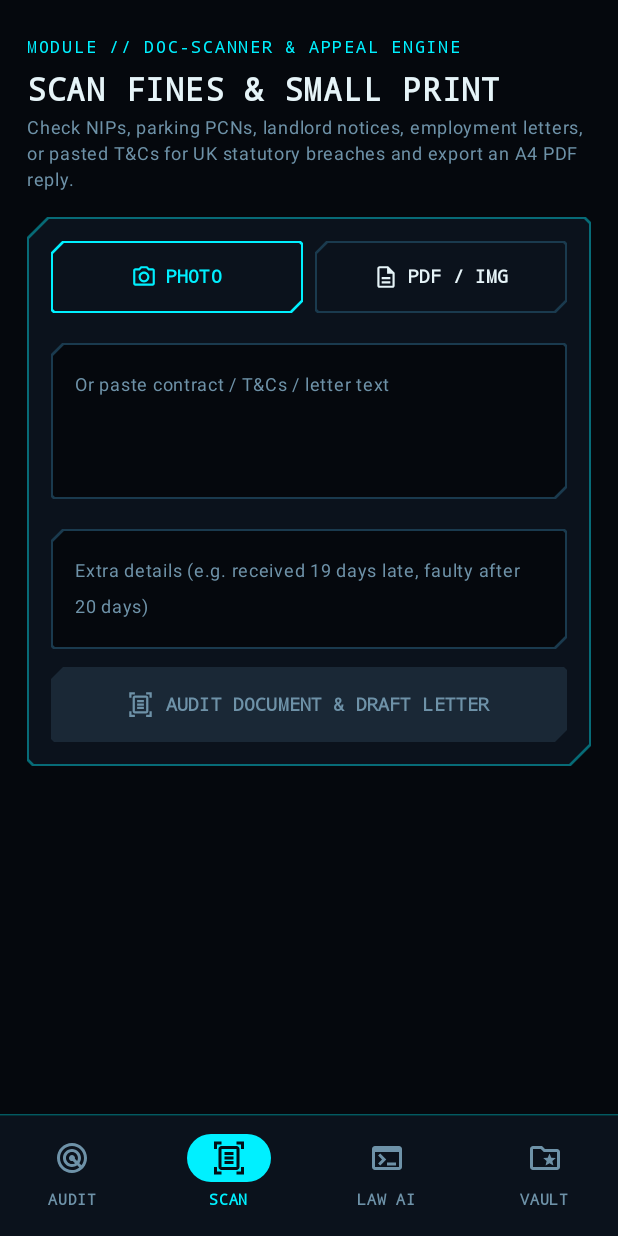
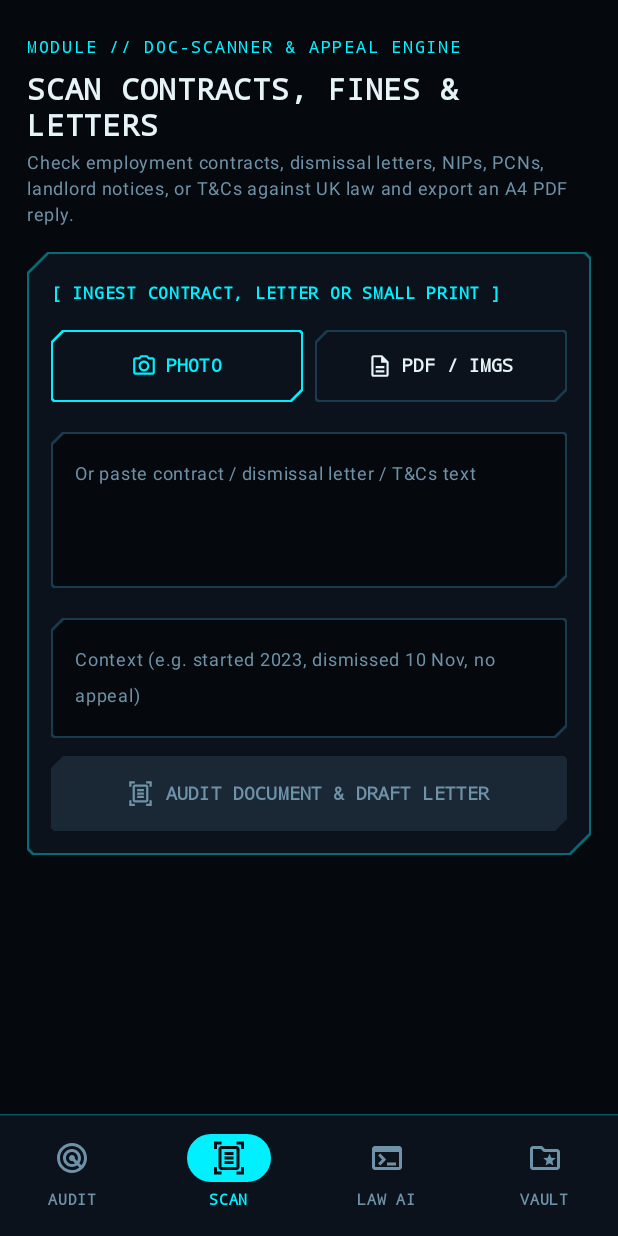
Before and after one commit to damonjess/PocketLawyerUK, an Android app built with Jetpack Compose: the screen it shows after launch (MainActivity), item 2 of the bottom bar chosen, on a phone screen of 412 x 824 dp. Run offline under Robolectric (Android 15) with nearby library versions, the phone set to English and light mode, and no system bars; our stand-ins replace Room's generated code; libraries missing offline, so code that uses them is left out: com.yausername.ffmpeg, com.yausername.youtubedl_android.

Commit message:
Update v1.1: Multi-page scanning and late-2026 UK employment law rules

```diff
--- a/app/src/main/java/com/example/pocketlawyeruk/MainActivity.kt
+++ b/app/src/main/java/com/example/pocketlawyeruk/MainActivity.kt
@@ -239,7 +239,7 @@ fun PocketLawyerRoot(
                         AppTab.SCAN -> ScanAndLettersScreen(
                             activeScan = state.activeScan,
                             isScanning = state.isScanningDocument,
-                            onAnalyzeDocument = { uri, text, note -> vm.analyzeDocument(context, uri, text, note) },
+                            onAnalyzeDocument = { uris, text, note -> vm.analyzeDocument(context, uris, text, note) },
                             onCitationClick = { citation, jur -> vm.lookupStatute(citation, jur) },
                             onClearActiveScan = { vm.clearActiveScan() }
                         )
--- a/app/src/main/java/com/example/pocketlawyeruk/data/LegalAuditService.kt
+++ b/app/src/main/java/com/example/pocketlawyeruk/data/LegalAuditService.kt
@@ -203,16 +203,19 @@ class LegalAuditService(
 
     suspend fun analyzeDocumentOrText(
         context: Context,
-        documentUri: Uri?,
+        documentUris: List<Uri>,
         pastedText: String?,
         userContextNote: String = ""
     ): DocumentScanResult = withContext(Dispatchers.IO) {
         val parts = JSONArray()
 
-        if (documentUri != null) {
-            val mimeType = context.contentResolver.getType(documentUri) ?: "image/jpeg"
-            val tempFile = copyUriToTempFile(context, documentUri, "doc_scan")
+        documentUris.forEachIndexed { index, uri ->
+            val mimeType = context.contentResolver.getType(uri) ?: "image/jpeg"
+            val tempFile = copyUriToTempFile(context, uri, "doc_scan_$index")
             try {
+                if (documentUris.size > 1) {
+                    parts.put(JSONObject().put("text", "ATTACHMENT PAGE ${index + 1} OF ${documentUris.size}:"))
+                }
                 parts.put(buildMediaPartFromFile(tempFile, mimeType) {})
             } finally {
                 tempFile.delete()
@@ -220,15 +223,14 @@ class LegalAuditService(
         }
 
         if (!pastedText.isNullOrBlank()) {
-            parts.put(JSONObject().put("text", "DOCUMENT / SMALL PRINT TEXT:\n$pastedText"))
+            parts.put(JSONObject().put("text", "DOCUMENT / CONTRACT / SMALL PRINT TEXT:\n$pastedText"))
         }
 
         parts.put(JSONObject().put(
             "text",
-            "Analyze this UK document, fine, notice, or contract/T&Cs under current UK law (as of late 2026). " +
+            "Analyze ALL pages/text of this UK document, employment contract, dismissal letter, fine, notice, or T&Cs under current UK law (as of November 2026). " +
                 "Additional context from user: ${userContextNote.ifBlank { "None" }}. " +
-                "Check statutory deadlines (e.g., 14-day NIP rule, POFA 2012 Schedule 4, Consumer Rights Act 2015, Renters' Rights Act 2025). " +
-                "Identify red flags or unfair terms, and draft a formal, polite, statute-cited UK reply or appeal letter ready to send. Return ONLY valid JSON."
+                "Check statutory deadlines, missing mandatory terms, and unlawful or outdated clauses, then draft a formal, polite, statute-cited UK reply, grievance, or appeal letter ready to send. Return ONLY valid JSON."
         ))
 
         val bodyJson = JSONObject().apply {
@@ -239,7 +241,7 @@ class LegalAuditService(
             }))
             put("safetySettings", buildPermissiveSafetySettings())
             put("generationConfig", JSONObject().apply {
-                put("maxOutputTokens", 8192)
+                put("maxOutputTokens", 16384)
                 put("thinkingConfig", JSONObject().put("thinkingLevel", "low"))
             })
         }
@@ -746,8 +748,17 @@ class LegalAuditService(
         """.trimIndent()
 
         private val UK_DOC_SCANNER_PROMPT = """
-            You are Pocket Lawyer UK's Document, Fine & Small-Print Auditor (current UK law as of late 2026).
-            Check:
+            You are Pocket Lawyer UK's Document, Employment Contract, Fine & Small-Print Auditor (current UK law as of November 2026).
+            Check strictly against current UK legislation:
+            - Employment Contracts & Dismissal Letters (Employment Rights Act 1996, Employment Rights Act 2025, Working Time Regulations 1998, Equality Act 2010, ACAS Code of Practice):
+              * Written Particulars (ERA 1996 s.1): Day-1 mandatory terms (pay, hours, holiday, notice, sick pay, job title, place of work, disciplinary/grievance rules).
+              * Statutory Sick Pay (ERA 2025, in force 6 April 2026): SSP is payable from Day 1 (3-day waiting period abolished) and the Lower Earnings Limit is removed — flag any contract still imposing 3 unpaid waiting days for SSP as outdated/unlawful.
+              * Statutory Minimum Notice (ERA 1996 s.86): 1 week after 1 month–2 years; 1 week per complete year up to 12 weeks.
+              * Holiday & Hours (Working Time Regulations 1998): Minimum 5.6 weeks' paid holiday (28 days full-time); 48-hour weekly limit opt-out must be voluntary and cancellable; employers must keep holiday pay records for 6 years (from 6 April 2026).
+              * Unlawful Deductions (ERA 1996 s.13): Blanket deduction clauses or deductions that take pay below National Minimum Wage are restricted.
+              * Unfair Dismissal & Procedure: For dismissals taking effect on or before 31 December 2026, ordinary unfair dismissal still requires 2 years' qualifying service (unless automatically unfair — e.g. whistleblowing, statutory rights, pregnancy, industrial action — or discriminatory under Equality Act 2010). From 1 January 2027, the qualifying period drops to 6 months and the compensatory award cap is removed. Check ACAS Code of Practice steps (investigation, written allegations, right to be accompanied under Employment Relations Act 1999 s.10, right of appeal).
+              * Employment Tribunal Time Limits (ERA 2025, in force 1 October 2026): 6 months minus 1 day for most claims arising on or after 1 October 2026 (9 November 2026 for breach of contract in Scotland); 3 months minus 1 day if the act/dismissal occurred before those dates. Must notify ACAS Early Conciliation before the deadline expires.
+              * Restrictive Covenants / Non-Competes (Common Law restraint of trade): Flag overly broad duration, geography, or blanket post-termination bans. Note that statutory 'fire and rehire' bans take effect in March 2027 and NDA harassment/discrimination restrictions in September 2027 — do not claim those are already in force in November 2026.
             - Speeding NIPs: Road Traffic Offenders Act 1988 s.1 (14-day rule for registered keeper) & RTA s.172 (28 days to name driver).
             - Private Parking (PCNs): Protection of Freedoms Act 2012 Schedule 4 (14-day ANPR notice rule, signage, grace periods).
             - Renting (England): Renters' Rights Act 2025 (in force from 1 May 2026 — Section 21 no-fault evictions abolished, fixed terms abolished, valid Section 8 grounds required).
@@ -755,19 +766,19 @@ class LegalAuditService(
             Return ONLY valid JSON:
             {
               "title": "Short title for this document",
-              "documentType": "Speeding NIP | Parking PCN | Tenancy Notice | Employment | Consumer | Small Print T&Cs",
+              "documentType": "Employment Contract | Dismissal Letter | Speeding NIP | Parking PCN | Tenancy Notice | Consumer | Small Print T&Cs",
               "jurisdiction": "ENGLAND_WALES | SCOTLAND | NORTHERN_IRELAND",
-              "summary": "Plain-English 3-sentence summary of what this document means and whether it looks enforceable.",
-              "keyDeadlines": ["Specific deadline with date/days if present"],
+              "summary": "Plain-English 3-sentence summary of what this document means and whether it complies with UK law.",
+              "keyDeadlines": ["Specific deadline with date/days if present (e.g. ACAS Early Conciliation / 6-month tribunal window, internal appeal deadline)"],
               "redFlags": [
                 {
                   "severity": "HIGH | MEDIUM | INFO",
                   "clause": "Short quote or section name",
-                  "issue": "Why this is unlawful, unfair, missing, or important",
+                  "issue": "Why this is unlawful, outdated, unfair, missing, or important",
                   "citation": "Exact UK Act and Section"
                 }
               ],
-              "appealOrReplyLetter": "Complete, formal UK letter or email draft with [Your Name] / [Reference] placeholders ready to copy or export as PDF."
+              "appealOrReplyLetter": "Complete, formal UK letter or email draft (e.g. dismissal appeal, contract query, or grievance) with [Your Name] / [Reference] placeholders ready to copy or export as PDF."
             }
         """.trimIndent()
 
--- a/app/src/main/java/com/example/pocketlawyeruk/ui/PocketLawyerViewModel.kt
+++ b/app/src/main/java/com/example/pocketlawyeruk/ui/PocketLawyerViewModel.kt
@@ -158,12 +158,12 @@ class PocketLawyerViewModel(application: Application) : AndroidViewModel(applica
         }
     }
 
-    fun analyzeDocument(context: Context, uri: Uri?, pastedText: String?, note: String) {
+    fun analyzeDocument(context: Context, uris: List<Uri>, pastedText: String?, note: String) {
         if (!requireApiKey()) return
         viewModelScope.launch {
             _uiState.update { it.copy(isScanningDocument = true, errorMessage = null) }
             try {
-                val result = auditService.analyzeDocumentOrText(context, uri, pastedText, note)
+                val result = auditService.analyzeDocumentOrText(context, uris, pastedText, note)
                 db.documentScanDao().upsert(result.toEntity())
                 _uiState.update { it.copy(activeScan = result, isScanningDocument = false) }
             } catch (e: Exception) {
--- a/app/src/main/java/com/example/pocketlawyeruk/ui/screens/ScanAndLettersScreen.kt
+++ b/app/src/main/java/com/example/pocketlawyeruk/ui/screens/ScanAndLettersScreen.kt
@@ -30,11 +30,12 @@ import com.example.pocketlawyeruk.util.PdfLetterExporter
 import java.io.File
 import java.util.UUID
 
+@OptIn(ExperimentalLayoutApi::class)
 @Composable
 fun ScanAndLettersScreen(
     activeScan: DocumentScanResult?,
     isScanning: Boolean,
-    onAnalyzeDocument: (uri: Uri?, pastedText: String?, note: String) -> Unit,
+    onAnalyzeDocument: (uris: List<Uri>, pastedText: String?, note: String) -> Unit,
     onCitationClick: (String, UkJurisdiction) -> Unit,
     onClearActiveScan: () -> Unit
 ) {
@@ -42,22 +43,29 @@ fun ScanAndLettersScreen(
     val clipboard = LocalClipboardManager.current
     val scrollState = rememberScrollState()
 
-    var selectedDocUri by remember { mutableStateOf<Uri?>(null) }
+    var selectedDocUris by remember { mutableStateOf<List<Uri>>(emptyList()) }
     var pendingCameraUri by remember { mutableStateOf<Uri?>(null) }
     var pastedSmallPrint by remember { mutableStateOf("") }
     var contextNote by remember { mutableStateOf("") }
 
-    // Scroll to the top whenever a saved or freshly completed scan opens
     LaunchedEffect(activeScan?.id) {
-        if (activeScan != null) scrollState.animateScrollTo(0)
+        if (activeScan != null) {
+            scrollState.animateScrollTo(0)
+        }
     }
 
     val cameraLauncher = rememberLauncherForActivityResult(ActivityResultContracts.TakePicture()) { success ->
-        if (success && pendingCameraUri != null) selectedDocUri = pendingCameraUri
+        if (success) {
+            pendingCameraUri?.let { uri ->
+                selectedDocUris = selectedDocUris + uri
+            }
+        }
     }
 
-    val filePicker = rememberLauncherForActivityResult(ActivityResultContracts.OpenDocument()) { uri ->
-        if (uri != null) selectedDocUri = uri
+    val filePicker = rememberLauncherForActivityResult(ActivityResultContracts.OpenMultipleDocuments()) { uris ->
+        if (uris.isNotEmpty()) {
+            selectedDocUris = (selectedDocUris + uris).distinct()
+        }
     }
 
     Column(
@@ -71,16 +79,16 @@ fun ScanAndLettersScreen(
         // Header
         Column(verticalArrangement = Arrangement.spacedBy(4.dp)) {
             Text("MODULE // DOC-SCANNER & APPEAL ENGINE", fontFamily = CyberMono, fontSize = 11.sp, color = CreamAccent, letterSpacing = 1.2.sp)
-            Text("SCAN FINES & SMALL PRINT", fontFamily = CyberMono, fontSize = 21.sp, fontWeight = FontWeight.Bold, color = TextPrimary)
+            Text("SCAN CONTRACTS, FINES & LETTERS", fontFamily = CyberMono, fontSize = 20.sp, fontWeight = FontWeight.Bold, color = TextPrimary)
             Text(
-                text = "Check NIPs, parking PCNs, landlord notices, employment letters, or pasted T&Cs for UK statutory breaches and export an A4 PDF reply.",
+                text = "Check employment contracts, dismissal letters, NIPs, PCNs, landlord notices, or T&Cs against UK law and export an A4 PDF reply.",
                 fontSize = 12.sp,
                 color = TextSecondary,
                 lineHeight = 17.sp
             )
         }
 
-        // Active Scan Result + Editable Appeal Letter + PDF Exporter
+        // Active Scan Result shown first
         if (activeScan != null) {
             var editableLetter by remember(activeScan.id) { mutableStateOf(activeScan.appealOrReplyLetter) }
 
@@ -187,9 +195,18 @@ fun ScanAndLettersScreen(
                 }
             }
         }
+
         // Input Panel
         Surface(shape = TacticalCardShape, color = CardSurface, border = BorderStroke(1.dp, CreamAccent.copy(alpha = 0.4f))) {
             Column(modifier = Modifier.padding(16.dp), verticalArrangement = Arrangement.spacedBy(12.dp)) {
+                Text(
+                    text = if (activeScan != null) "[ NEW DOCUMENT SCAN ]" else "[ INGEST CONTRACT, LETTER OR SMALL PRINT ]",
+                    fontFamily = CyberMono,
+                    fontSize = 11.sp,
+                    fontWeight = FontWeight.Bold,
+                    color = CreamAccent
+                )
+
                 Row(modifier = Modifier.fillMaxWidth(), horizontalArrangement = Arrangement.spacedBy(8.dp)) {
                     OutlinedButton(
                         onClick = {
@@ -206,7 +223,12 @@ fun ScanAndLettersScreen(
                     ) {
                         Icon(Icons.Outlined.PhotoCamera, contentDescription = null, modifier = Modifier.size(17.dp))
                         Spacer(Modifier.width(6.dp))
-                        Text("PHOTO", fontFamily = CyberMono, fontSize = 12.sp, fontWeight = FontWeight.Bold)
+                        Text(
+                            text = if (selectedDocUris.isEmpty()) "PHOTO" else "+ PAGE",
+                            fontFamily = CyberMono,
+                            fontSize = 12.sp,
+                            fontWeight = FontWeight.Bold
+                        )
                     }
 
                     OutlinedButton(
@@ -218,19 +240,49 @@ fun ScanAndLettersScreen(
                     ) {
                         Icon(Icons.Outlined.Description, contentDescription = null, modifier = Modifier.size(17.dp))
                         Spacer(Modifier.width(6.dp))
-                        Text("PDF / IMG", fontFamily = CyberMono, fontSize = 12.sp, fontWeight = FontWeight.Bold)
+                        Text("PDF / IMGS", fontFamily = CyberMono, fontSize = 12.sp, fontWeight = FontWeight.Bold)
                     }
                 }
 
-                if (selectedDocUri != null) {
+                if (selectedDocUris.isNotEmpty()) {
                     Surface(shape = TacticalPillShape, color = EmeraldBg, border = BorderStroke(1.dp, EmeraldText)) {
-                        Row(
-                            modifier = Modifier.fillMaxWidth().padding(horizontal = 12.dp, vertical = 8.dp),
-                            horizontalArrangement = Arrangement.SpaceBetween,
-                            verticalAlignment = Alignment.CenterVertically
-                        ) {
-                            Text("DOCUMENT ATTACHED [✓]", fontFamily = CyberMono, fontSize = 11.sp, fontWeight = FontWeight.Bold, color = EmeraldText)
-                            Text("CLEAR", fontFamily = CyberMono, fontSize = 11.sp, color = RoseText, modifier = Modifier.clickable { selectedDocUri = null })
+                        Column(modifier = Modifier.fillMaxWidth().padding(12.dp), verticalArrangement = Arrangement.spacedBy(8.dp)) {
+                            Row(
+                                modifier = Modifier.fillMaxWidth(),
+                                horizontalArrangement = Arrangement.SpaceBetween,
+                                verticalAlignment = Alignment.CenterVertically
+                            ) {
+                                val countLabel = if (selectedDocUris.size == 1) "1 FILE ATTACHED [✓]" else "${selectedDocUris.size} PAGES / FILES ATTACHED [✓]"
+                                Text(countLabel, fontFamily = CyberMono, fontSize = 11.sp, fontWeight = FontWeight.Bold, color = EmeraldText)
+                                Text(
+                                    text = "CLEAR ALL",
+                                    fontFamily = CyberMono,
+                                    fontSize = 11.sp,
+                                    fontWeight = FontWeight.Bold,
+                                    color = RoseText,
+                                    modifier = Modifier.clickable { selectedDocUris = emptyList() }
+                                )
+                            }
+                            FlowRow(horizontalArrangement = Arrangement.spacedBy(6.dp), verticalArrangement = Arrangement.spacedBy(6.dp)) {
+                                selectedDocUris.forEachIndexed { idx, uri ->
+                                    Surface(
+                                        shape = TacticalPillShape,
+                                        color = MidnightBg,
+                                        border = BorderStroke(1.dp, EmeraldText.copy(alpha = 0.5f)),
+                                        modifier = Modifier.clickable {
+                                            selectedDocUris = selectedDocUris.filterNot { it == uri }
+                                        }
+                                    ) {
+                                        Text(
+                                            text = "PAGE ${idx + 1} ✕",
+                                            fontFamily = CyberMono,
+                                            fontSize = 10.sp,
+                                            color = TextPrimary,
+                                            modifier = Modifier.padding(horizontal = 8.dp, vertical = 4.dp)
+                                        )
+                                    }
+                                }
+                            }
                         }
                     }
                 }
@@ -238,7 +290,7 @@ fun ScanAndLettersScreen(
                 OutlinedTextField(
                     value = pastedSmallPrint,
                     onValueChange = { pastedSmallPrint = it },
-                    label = { Text("Or paste contract / T&Cs / letter text", fontSize = 12.sp, color = TextSecondary) },
+                    label = { Text("Or paste contract / dismissal letter / T&Cs text", fontSize = 12.sp, color = TextSecondary) },
                     minLines = 3,
                     maxLines = 6,
                     shape = TacticalPillShape,
@@ -256,7 +308,7 @@ fun ScanAndLettersScreen(
                 OutlinedTextField(
                     value = contextNote,
                     onValueChange = { contextNote = it },
-                    label = { Text("Extra details (e.g. received 19 days late, faulty after 20 days)", fontSize = 12.sp, color = TextSecondary) },
+                    label = { Text("Context (e.g. started 2023, dismissed 10 Nov, no appeal)", fontSize = 12.sp, color = TextSecondary) },
                     singleLine = true,
                     shape = TacticalPillShape,
                     colors = OutlinedTextFieldDefaults.colors(
@@ -271,8 +323,8 @@ fun ScanAndLettersScreen(
                 )
 
                 Button(
-                    onClick = { onAnalyzeDocument(selectedDocUri, pastedSmallPrint.takeIf { it.isNotBlank() }, contextNote) },
-                    enabled = !isScanning && (selectedDocUri != null || pastedSmallPrint.isNotBlank()),
+                    onClick = { onAnalyzeDocument(selectedDocUris, pastedSmallPrint.takeIf { it.isNotBlank() }, contextNote) },
+                    enabled = !isScanning && (selectedDocUris.isNotEmpty() || pastedSmallPrint.isNotBlank()),
                     modifier = Modifier.fillMaxWidth().height(50.dp),
                     shape = TacticalPillShape,
                     colors = ButtonDefaults.buttonColors(
```
